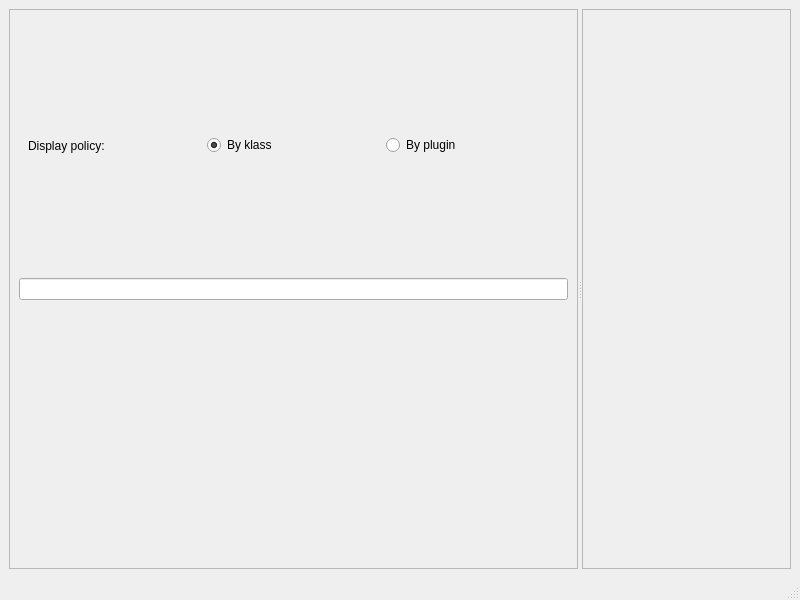
First picture: the form in src/Gui/ui_files/MainWindow.ui, repository loganek/gstcreator, before the edit.
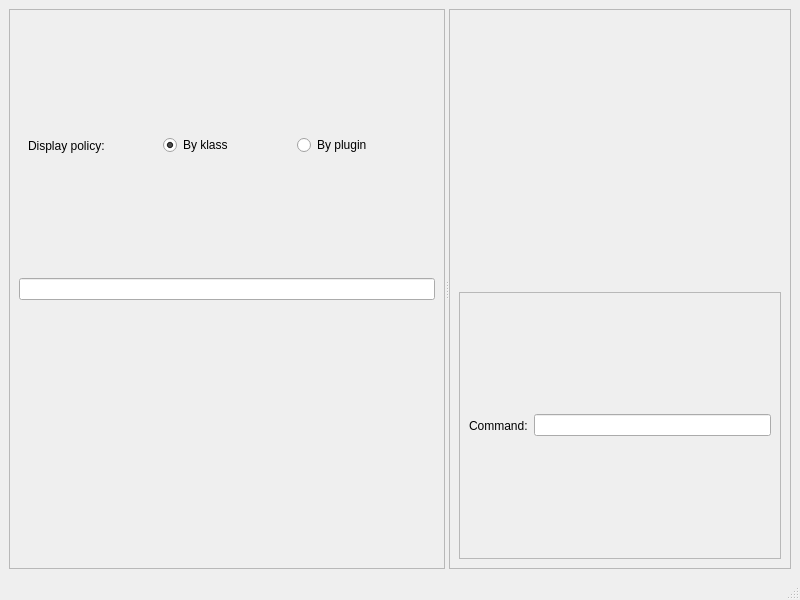
Second picture: the form after the edit.

Commit message: minor in gui (added command console)

```diff
--- a/src/Gui/ui_files/MainWindow.ui
+++ b/src/Gui/ui_files/MainWindow.ui
@@ -17,6 +17,12 @@
    <layout class="QGridLayout" name="gridLayout">
     <item row="0" column="0">
      <widget class="QSplitter" name="splitter">
+      <property name="sizePolicy">
+       <sizepolicy hsizetype="Expanding" vsizetype="Expanding">
+        <horstretch>0</horstretch>
+        <verstretch>0</verstretch>
+       </sizepolicy>
+      </property>
       <property name="orientation">
        <enum>Qt::Horizontal</enum>
       </property>
@@ -90,6 +96,40 @@
        <property name="frameShadow">
         <enum>QFrame::Raised</enum>
        </property>
+       <layout class="QVBoxLayout" name="verticalLayout_2">
+        <item>
+         <widget class="QFrame" name="frame_4">
+          <property name="frameShape">
+           <enum>QFrame::NoFrame</enum>
+          </property>
+          <property name="frameShadow">
+           <enum>QFrame::Raised</enum>
+          </property>
+         </widget>
+        </item>
+        <item>
+         <widget class="QFrame" name="frame_5">
+          <property name="frameShape">
+           <enum>QFrame::StyledPanel</enum>
+          </property>
+          <property name="frameShadow">
+           <enum>QFrame::Raised</enum>
+          </property>
+          <layout class="QHBoxLayout" name="horizontalLayout_2">
+           <item>
+            <widget class="QLabel" name="label_2">
+             <property name="text">
+              <string>Command:</string>
+             </property>
+            </widget>
+           </item>
+           <item>
+            <widget class="QLineEdit" name="commandLineEdit"/>
+           </item>
+          </layout>
+         </widget>
+        </item>
+       </layout>
       </widget>
      </widget>
     </item>
```
